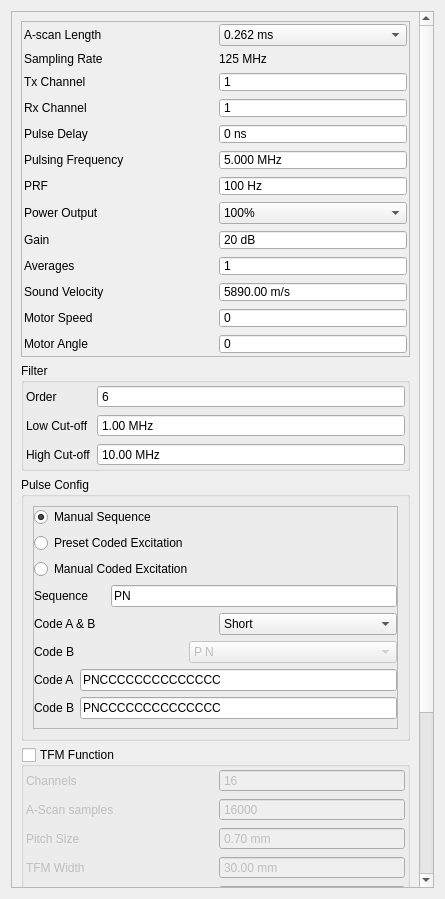
First picture: the form in tsettings.ui, repository SDJoeKing/Tubers_GUI, before the edit.
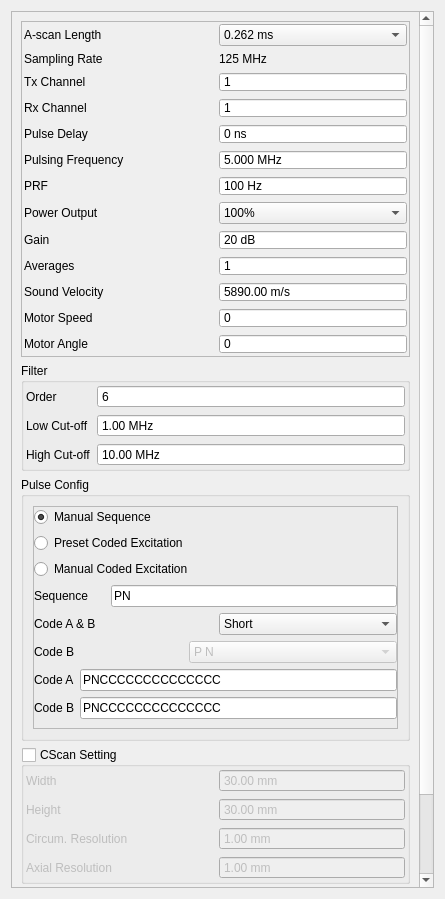
Second picture: the form after the edit.

Commit message: c scan

```diff
--- a/tsettings.ui
+++ b/tsettings.ui
@@ -38,9 +38,9 @@
       <property name="geometry">
        <rect>
         <x>0</x>
-        <y>0</y>
+        <y>-167</y>
         <width>411</width>
-        <height>1174</height>
+        <height>1046</height>
        </rect>
       </property>
       <layout class="QVBoxLayout" name="verticalLayout_6">
@@ -935,7 +935,7 @@
        <item>
         <widget class="QGroupBox" name="groupBscan">
          <property name="title">
-          <string>TFM Function</string>
+          <string>CScan Setting</string>
          </property>
          <property name="checkable">
           <bool>true</bool>
@@ -959,138 +959,51 @@
           <property name="horizontalSpacing">
            <number>7</number>
           </property>
-          <item row="5" column="1">
-           <widget class="QDoubleSpinBox" name="spinTFMOffsetX">
-            <property name="focusPolicy">
-             <enum>Qt::FocusPolicy::ClickFocus</enum>
-            </property>
-            <property name="buttonSymbols">
-             <enum>QAbstractSpinBox::ButtonSymbols::NoButtons</enum>
-            </property>
-            <property name="suffix">
-             <string> mm</string>
-            </property>
-            <property name="minimum">
-             <double>-1000.000000000000000</double>
-            </property>
-            <property name="maximum">
-             <double>9999.000000000000000</double>
-            </property>
-            <property name="value">
-             <double>0.000000000000000</double>
-            </property>
-           </widget>
-          </item>
-          <item row="5" column="0">
-           <widget class="QLabel" name="labelHz_12">
-            <property name="text">
-             <string>Offset X:</string>
-            </property>
-           </widget>
-          </item>
-          <item row="7" column="0">
-           <widget class="QLabel" name="labelHz_13">
-            <property name="text">
-             <string>Offset Y:</string>
-            </property>
-           </widget>
-          </item>
-          <item row="8" column="0">
-           <widget class="QLabel" name="labelHz_5">
-            <property name="text">
-             <string>Resolution</string>
-            </property>
-           </widget>
-          </item>
-          <item row="7" column="1">
-           <widget class="QDoubleSpinBox" name="spinTFMOffsetY">
-            <property name="focusPolicy">
-             <enum>Qt::FocusPolicy::ClickFocus</enum>
-            </property>
-            <property name="buttonSymbols">
-             <enum>QAbstractSpinBox::ButtonSymbols::NoButtons</enum>
-            </property>
-            <property name="suffix">
-             <string> mm</string>
-            </property>
-            <property name="minimum">
-             <double>-1000.000000000000000</double>
-            </property>
-            <property name="maximum">
-             <double>9999.000000000000000</double>
-            </property>
-            <property name="value">
-             <double>0.000000000000000</double>
-            </property>
-           </widget>
-          </item>
-          <item row="2" column="1">
-           <widget class="QDoubleSpinBox" name="spinPitch">
-            <property name="focusPolicy">
-             <enum>Qt::FocusPolicy::ClickFocus</enum>
-            </property>
-            <property name="buttonSymbols">
-             <enum>QAbstractSpinBox::ButtonSymbols::NoButtons</enum>
-            </property>
-            <property name="suffix">
-             <string> mm</string>
-            </property>
-            <property name="maximum">
-             <double>9999.000000000000000</double>
-            </property>
-            <property name="value">
-             <double>0.700000000000000</double>
-            </property>
-           </widget>
-          </item>
-          <item row="3" column="0">
+          <item row="0" column="0">
            <widget class="QLabel" name="labelHz_10">
             <property name="text">
-             <string>TFM Width</string>
+             <string>Width</string>
+            </property>
+           </widget>
+          </item>
+          <item row="4" column="0">
+           <widget class="QLabel" name="labelHz_13">
+            <property name="text">
+             <string>Axial Resolution</string>
+            </property>
+           </widget>
+          </item>
+          <item row="2" column="0">
+           <widget class="QLabel" name="labelHz_12">
+            <property name="text">
+             <string>Circum. Resolution</string>
+            </property>
+           </widget>
+          </item>
+          <item row="2" column="1">
+           <widget class="QDoubleSpinBox" name="spinXRes">
+            <property name="focusPolicy">
+             <enum>Qt::FocusPolicy::ClickFocus</enum>
+            </property>
+            <property name="buttonSymbols">
+             <enum>QAbstractSpinBox::ButtonSymbols::NoButtons</enum>
+            </property>
+            <property name="suffix">
+             <string> mm</string>
+            </property>
+            <property name="minimum">
+             <double>-1000.000000000000000</double>
+            </property>
+            <property name="maximum">
+             <double>9999.000000000000000</double>
+            </property>
+            <property name="value">
+             <double>1.000000000000000</double>
             </property>
            </widget>
           </item>
           <item row="1" column="1">
-           <widget class="QSpinBox" name="spinTFMSamples">
-            <property name="focusPolicy">
-             <enum>Qt::FocusPolicy::ClickFocus</enum>
-            </property>
-            <property name="buttonSymbols">
-             <enum>QAbstractSpinBox::ButtonSymbols::NoButtons</enum>
-            </property>
-            <property name="maximum">
-             <number>99999</number>
-            </property>
-            <property name="value">
-             <number>16000</number>
-            </property>
-           </widget>
-          </item>
-          <item row="8" column="1">
-           <widget class="QDoubleSpinBox" name="spinRes">
-            <property name="focusPolicy">
-             <enum>Qt::FocusPolicy::ClickFocus</enum>
-            </property>
-            <property name="buttonSymbols">
-             <enum>QAbstractSpinBox::ButtonSymbols::NoButtons</enum>
-            </property>
-            <property name="suffix">
-             <string> mm/pixel</string>
-            </property>
-            <property name="value">
-             <double>0.250000000000000</double>
-            </property>
-           </widget>
-          </item>
-          <item row="1" column="0">
-           <widget class="QLabel" name="labelHz_6">
-            <property name="text">
-             <string>A-Scan samples</string>
-            </property>
-           </widget>
-          </item>
-          <item row="4" column="1">
-           <widget class="QDoubleSpinBox" name="spinTFMHeight">
+           <widget class="QDoubleSpinBox" name="spinHeight">
             <property name="focusPolicy">
              <enum>Qt::FocusPolicy::ClickFocus</enum>
             </property>
@@ -1108,59 +1021,51 @@
             </property>
            </widget>
           </item>
-          <item row="2" column="0">
-           <widget class="QLabel" name="labelHz_9">
-            <property name="text">
-             <string>Pitch Size</string>
-            </property>
-           </widget>
-          </item>
-          <item row="4" column="0">
+          <item row="1" column="0">
            <widget class="QLabel" name="labelHz_11">
             <property name="text">
-             <string>TFM Height</string>
-            </property>
-           </widget>
-          </item>
-          <item row="3" column="1">
-           <widget class="QDoubleSpinBox" name="spinTFMWidth">
-            <property name="focusPolicy">
-             <enum>Qt::FocusPolicy::ClickFocus</enum>
-            </property>
-            <property name="buttonSymbols">
-             <enum>QAbstractSpinBox::ButtonSymbols::NoButtons</enum>
-            </property>
-            <property name="suffix">
-             <string> mm</string>
-            </property>
-            <property name="maximum">
-             <double>9999.000000000000000</double>
-            </property>
-            <property name="value">
-             <double>30.000000000000000</double>
-            </property>
-           </widget>
-          </item>
-          <item row="0" column="0">
-           <widget class="QLabel" name="labelHz_7">
-            <property name="text">
-             <string>Channels</string>
+             <string>Height</string>
             </property>
            </widget>
           </item>
           <item row="0" column="1">
-           <widget class="QSpinBox" name="spinTFMChannel">
+           <widget class="QDoubleSpinBox" name="spinWidth">
             <property name="focusPolicy">
              <enum>Qt::FocusPolicy::ClickFocus</enum>
             </property>
             <property name="buttonSymbols">
              <enum>QAbstractSpinBox::ButtonSymbols::NoButtons</enum>
             </property>
+            <property name="suffix">
+             <string> mm</string>
+            </property>
             <property name="maximum">
-             <number>99999</number>
+             <double>9999.000000000000000</double>
             </property>
             <property name="value">
-             <number>16</number>
+             <double>30.000000000000000</double>
+            </property>
+           </widget>
+          </item>
+          <item row="4" column="1">
+           <widget class="QDoubleSpinBox" name="spinYRes">
+            <property name="focusPolicy">
+             <enum>Qt::FocusPolicy::ClickFocus</enum>
+            </property>
+            <property name="buttonSymbols">
+             <enum>QAbstractSpinBox::ButtonSymbols::NoButtons</enum>
+            </property>
+            <property name="suffix">
+             <string> mm</string>
+            </property>
+            <property name="minimum">
+             <double>-1000.000000000000000</double>
+            </property>
+            <property name="maximum">
+             <double>9999.000000000000000</double>
+            </property>
+            <property name="value">
+             <double>1.000000000000000</double>
             </property>
            </widget>
           </item>
```
The commit also changes 9 other files.
